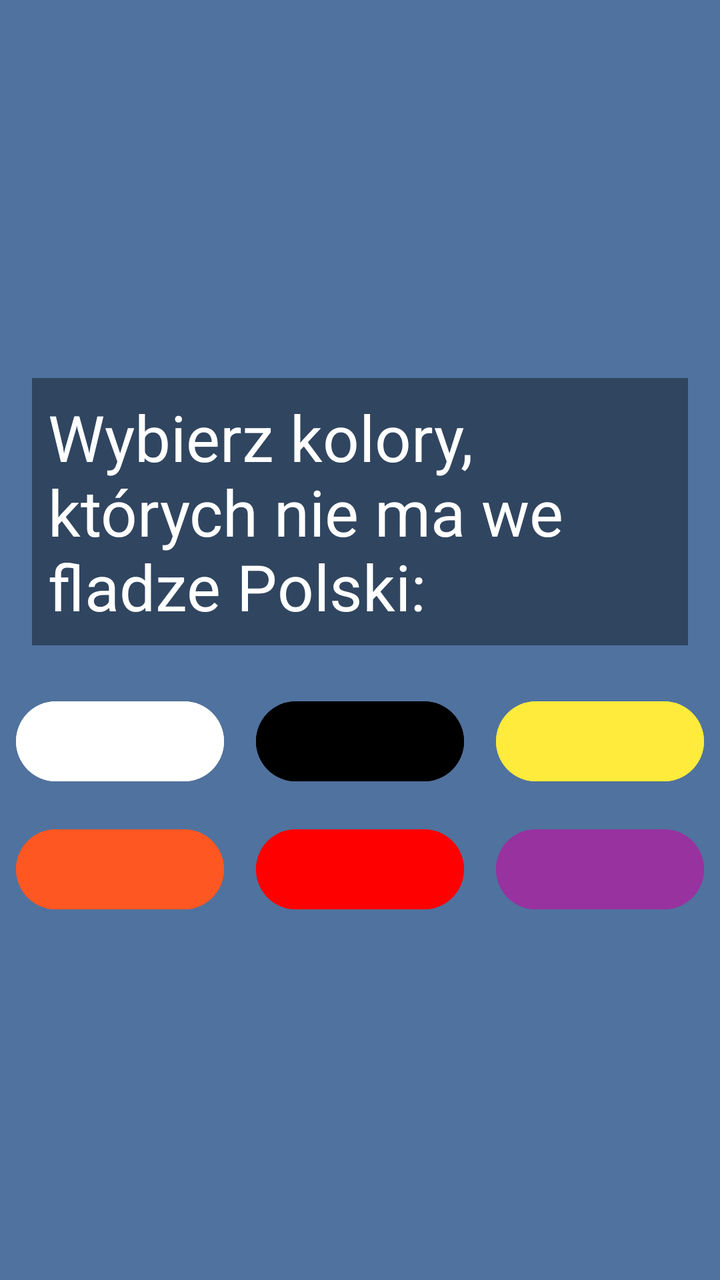
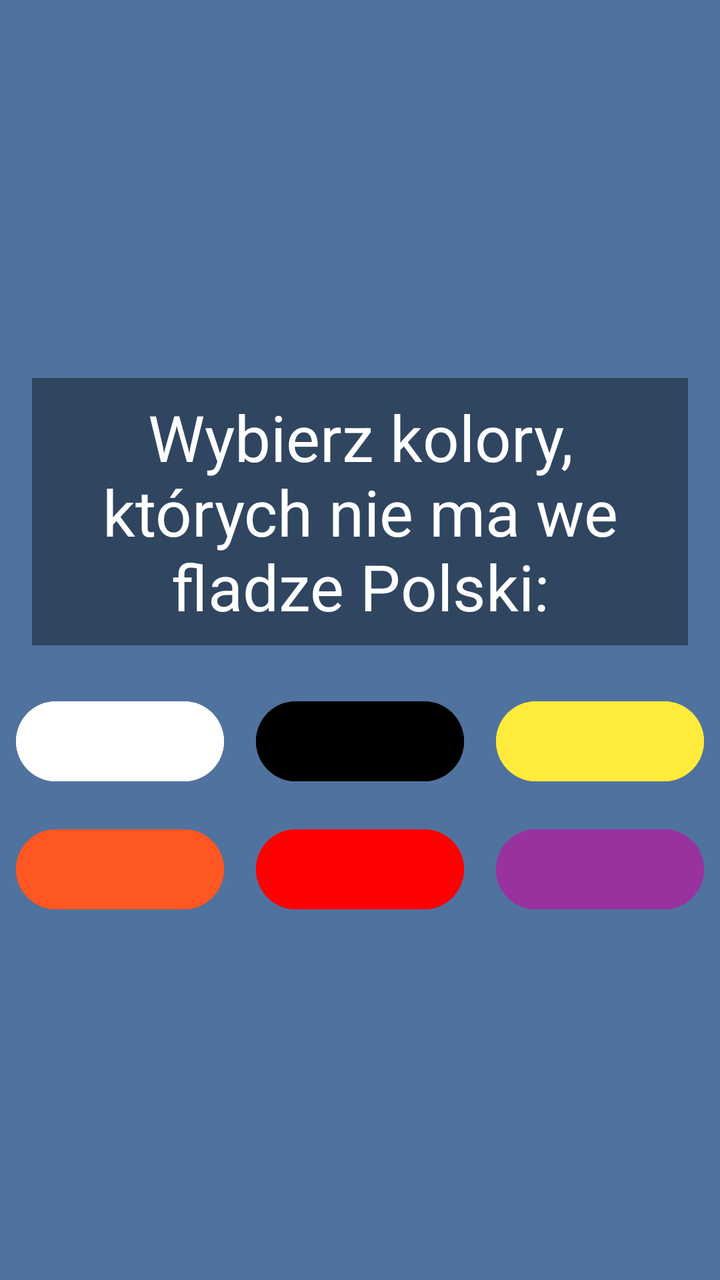

The first picture is an Android layout as it rendered before a commit; the second is the same layout after the commit. The layout source and the unified diff follow.
<!-- AndroidManifest.xml: application theme Theme.Flagi -->
<!-- res/layout/activity_main.xml -->
<?xml version="1.0" encoding="utf-8"?>
<LinearLayout xmlns:android="http://schemas.android.com/apk/res/android"
    xmlns:app="http://schemas.android.com/apk/res-auto"
    xmlns:tools="http://schemas.android.com/tools"
    android:id="@+id/main"
    android:layout_width="match_parent"
    android:layout_height="match_parent"
    android:orientation="vertical"
    android:background="#50729E"
    android:gravity="center"
    tools:context=".MainActivity">
    

    <TextView
        android:layout_width="match_parent"
        android:layout_height="wrap_content"
        android:textSize="32sp"
        android:layout_margin="16dp"
        android:padding="8dp"
        android:textColor="#FFFFFF"
        android:background="#66000000"
        android:text="Wybierz kolory, których nie ma we fladze Polski:" />

    <LinearLayout
        android:layout_width="match_parent"
        android:layout_height="wrap_content"
        android:orientation="horizontal">

        <Button
            android:id="@+id/button"
            android:layout_width="wrap_content"
            android:layout_height="wrap_content"
            android:backgroundTint="#FFFFFF"
            android:layout_weight="1"
            android:layout_margin="8dp"
            android:onClick="sprawdzOK"
            android:text="" />

        


    <Button
        android:id="@+id/button2"
        android:layout_width="wrap_content"
        android:layout_height="wrap_content"
        android:backgroundTint="@color/black"
        android:layout_weight="1"
        android:layout_margin="8dp"
        android:text="" />

    <Button
        android:id="@+id/button3"
        android:layout_width="wrap_content"
        android:layout_height="wrap_content"
        android:backgroundTint="#FFEB3B"
        android:layout_weight="1"
        android:layout_margin="8dp"
        android:text="" />
</LinearLayout>

    <LinearLayout
        android:layout_width="match_parent"
        android:layout_height="wrap_content"
        android:orientation="horizontal">

        <Button
            android:id="@+id/button4"
            android:layout_width="wrap_content"
            android:layout_height="wrap_content"
            android:backgroundTint="#FF5722"
            android:layout_weight="1"
            android:layout_margin="8dp"
            android:text="" />

        <Button
            android:id="@+id/button5"
            android:layout_width="wrap_content"
            android:layout_height="wrap_content"
            android:backgroundTint="#FF0000"
            android:layout_weight="1"
            android:layout_margin="8dp"
            android:onClick="sprawdzOK"
            android:text="" />

        <Button
            android:id="@+id/button6"
            android:layout_width="wrap_content"
            android:layout_height="wrap_content"
            android:backgroundTint="#98329E"
            android:layout_weight="1"
            android:layout_margin="8dp"
            android:text="" />
    </LinearLayout>
</LinearLayout>
<!-- resources referenced by this layout -->
<resources>
  <color name="black">#FF000000</color>
  <style name="Theme.Flagi" parent="Base.Theme.Flagi" />
  <style name="Base.Theme.Flagi" parent="Theme.Material3.DayNight.NoActionBar">
          
          
      </style>
</resources>

<!-- the commit's change to res/layout/activity_main.xml (unified diff, before → after) -->
@@ -12,8 +12,10 @@
     
 
     <TextView
+        android:id="@+id/textViewPytanie"
         android:layout_width="match_parent"
         android:layout_height="wrap_content"
+        android:textAlignment="center"
         android:textSize="32sp"
         android:layout_margin="16dp"
         android:padding="8dp"
@@ -46,6 +48,7 @@
         android:backgroundTint="@color/black"
         android:layout_weight="1"
         android:layout_margin="8dp"
+        android:onClick="sprawdzNieOK"
         android:text="" />
 
     <Button
@@ -55,6 +58,7 @@
         android:backgroundTint="#FFEB3B"
         android:layout_weight="1"
         android:layout_margin="8dp"
+        android:onClick="sprawdzNieOK"
         android:text="" />
 </LinearLayout>
 
@@ -70,6 +74,7 @@
             android:backgroundTint="#FF5722"
             android:layout_weight="1"
             android:layout_margin="8dp"
+            android:onClick="sprawdzNieOK"
             android:text="" />
 
         <Button
@@ -89,6 +94,7 @@
             android:backgroundTint="#98329E"
             android:layout_weight="1"
             android:layout_margin="8dp"
+            android:onClick="sprawdzNieOK"
             android:text="" />
     </LinearLayout>
 </LinearLayout>
